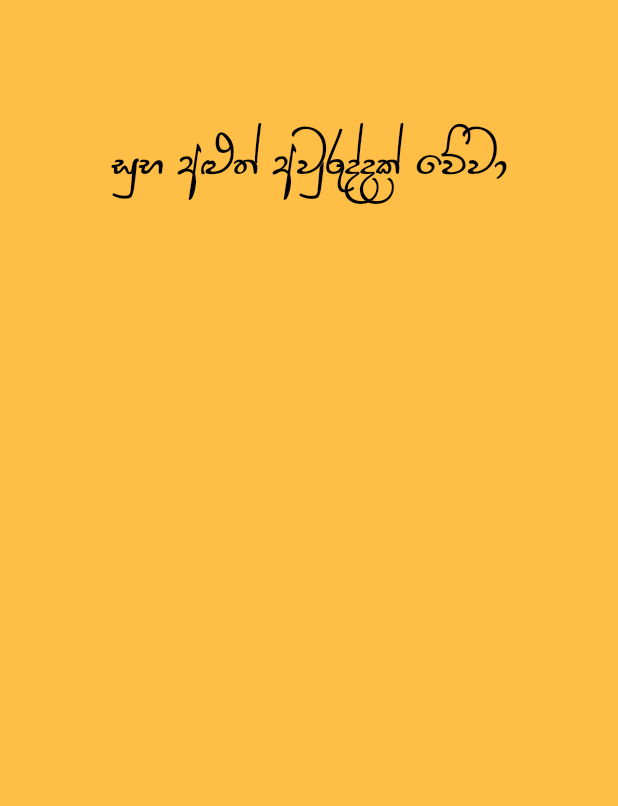
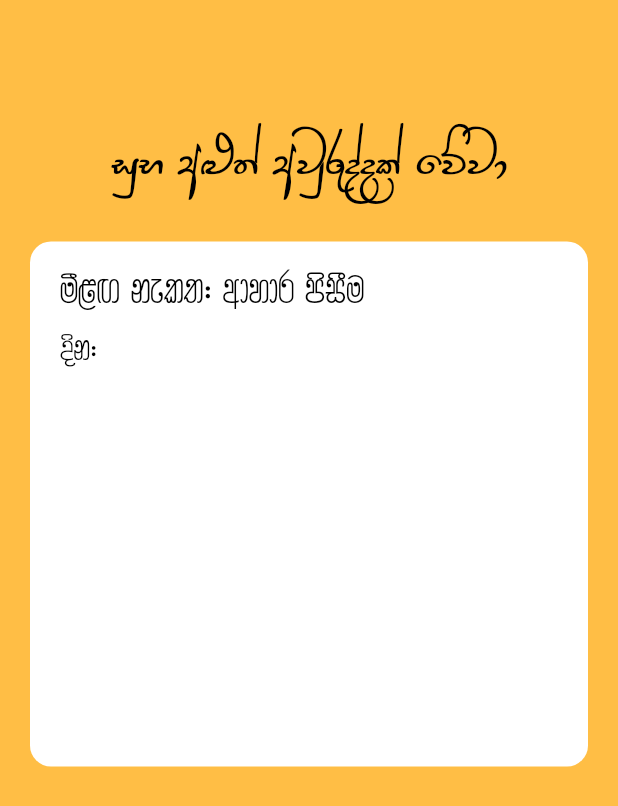
Before and after one commit to chamudithaperera/Flutter-Dart-project-06-Avurudu-Nakath-App, a Flutter app: the HomePage screen opened directly, on a phone screen of 412 x 824 dp. Shown: the top 806 px of the screen. Run offline on Flutter 3.47's test engine with Material 3 defaults, Android fonts, the phone set to English and light mode, and no system bars.

Commit message:
create new container

```diff
--- a/avurudu_nakath/lib/HomePage.dart
+++ b/avurudu_nakath/lib/HomePage.dart
@@ -1,4 +1,5 @@
 import 'package:flutter/material.dart';
+import 'package:flutter/services.dart';
 
 class HomePage extends StatefulWidget {
   const HomePage({super.key});
@@ -10,14 +11,14 @@ class HomePage extends StatefulWidget {
 class _HomePageState extends State<HomePage> {
   @override
   Widget build(BuildContext context) {
-    return const Scaffold(
-      backgroundColor: Color(0xffFFBE45),
+    return Scaffold(
+      backgroundColor: const Color(0xffFFBE45),
       body: Center(
         child: Column(
-          mainAxisAlignment: MainAxisAlignment.spaceBetween,
+          mainAxisAlignment: MainAxisAlignment.start,
           children: [
-            Padding(
-              padding: EdgeInsets.fromLTRB(10, 70, 10, 10),
+            const Padding(
+              padding: EdgeInsets.fromLTRB(10, 70, 10, 20),
               child: Text(
                 'සුභ අළුත් අවුරුද්දක් වේවා',
                 style: TextStyle(
@@ -28,6 +29,49 @@ class _HomePageState extends State<HomePage> {
                 ),
               ),
             ),
+
+            Padding(
+              padding: const EdgeInsets.symmetric(horizontal: 20),
+              child: Container(
+                height: 350,
+                width: double.infinity,
+                decoration: BoxDecoration(
+                  borderRadius: BorderRadius.circular(14),
+                  color: Colors.white,
+                ),
+                child: Padding(
+                  padding: const EdgeInsets.only(top: 10, left: 20),
+                  child: Column(
+                    crossAxisAlignment: CrossAxisAlignment.start,
+                    children: [
+                      Text(
+                        'මීළඟ නැකත: ආහාර පිසීම',
+                        style: TextStyle(
+                          fontSize: 30,
+                          fontWeight: FontWeight.w500,
+                          color: Colors.black,
+                          fontFamily: 'UNIndeewaree',
+                        ),
+                      ),
+
+                      Row(
+                        children: [
+                          Text(
+                            'දින:',
+                            style: TextStyle(
+                              fontSize: 25,
+                              fontWeight: FontWeight.w500,
+                              color: Colors.black,
+                              fontFamily: 'UNIndeewaree',
+                            ),
+                          ),
+                        ],
+                      ),
+                    ],
+                  ),
+                ),
+              ),
+            ),
           ],
         ),
       ),
--- a/avurudu_nakath/pubspec.yaml
+++ b/avurudu_nakath/pubspec.yaml
@@ -12,6 +12,7 @@ dependencies:
   flutter:
     sdk: flutter
   cupertino_icons: ^1.0.8
+  flutter_timer_countdown: ^1.0.7
 
 dev_dependencies:
   flutter_test:
@@ -29,3 +30,6 @@ flutter:
     - family: UNDisapamok
       fonts:
         - asset: assets/fonts/UN-Disapamok.ttf
+    - family: UNIndeewaree
+      fonts:
+        - asset: assets/fonts/UN-Indeewaree.ttf
```
Also changed, not shown: avurudu_nakath/assets/fonts/UN-Indeewaree.ttf (added), avurudu_nakath/pubspec.lock.
